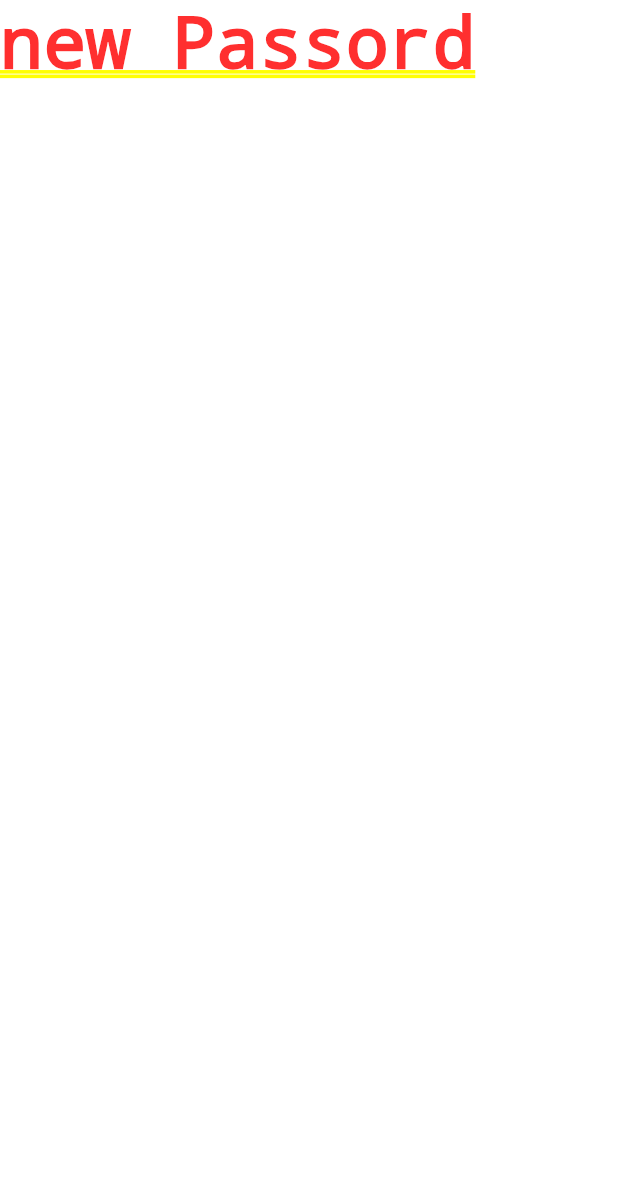
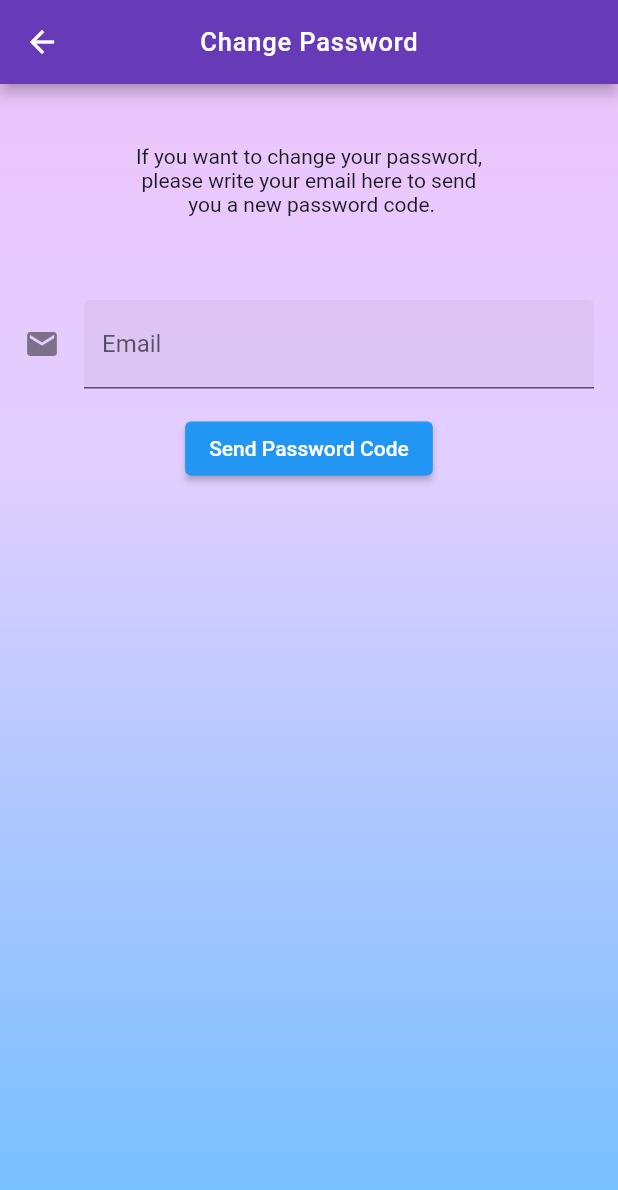
Before and after one commit to JuanJosePinero/Trabajo-PMDM-Grupo5, a Flutter app: the LoginPage screen opened directly, after a tap on "Forgot Password?", on a phone screen of 412 x 824 dp. Shown: the top 1190 px of the screen. Run offline on Flutter 3.47's test engine with Material 2 defaults, Android fonts, the phone set to English and light mode, and no system bars; our stand-ins replace email_validator; missing offline and left inert: font_awesome_icon_class.

Commit message:
Updated class ForgetPassword && created ThemeColor

```diff
--- a/lib/screens/access/forget_password.dart
+++ b/lib/screens/access/forget_password.dart
@@ -1,10 +1,83 @@
+import 'package:email_validator/email_validator.dart';
 import 'package:flutter/material.dart';
+import 'package:mindcare_app/screens/admin/customAppBar.dart';
+import 'package:mindcare_app/themes/themeColors.dart';
 
 class ForgetPassword extends StatelessWidget {
-  const ForgetPassword({super.key});
+  const ForgetPassword({Key? key}) : super(key: key);
 
   @override
   Widget build(BuildContext context) {
-    return Text("new Passord");
+    const sizedBoxSpace = SizedBox(height: 24);
+    return Scaffold(
+      appBar: CustomAppBar().changePasswordAppBar(context),
+      body: Container(
+        decoration: BoxDecoration(
+          gradient: ThemeColors.getGradient(),
+        ),
+        child: Column(
+          mainAxisAlignment: MainAxisAlignment.start,
+          children: [
+            sizedBoxSpace,
+            const Padding(
+              padding: EdgeInsets.all(16.0),
+              child: Align(
+                alignment: Alignment.center,
+                child: Text(
+                  'If you want to change your password,\nplease write your email here to send \n you a new password code.',
+                  textAlign: TextAlign.center,
+                ),
+              ),
+            ),
+            sizedBoxSpace,
+            Padding(
+              padding: const EdgeInsets.all(16.0),
+              child: TextFormField(
+                decoration: const InputDecoration(
+                  filled: true,
+                  icon: Icon(Icons.email),
+                  hintText: 'example@gmail.com',
+                  labelText: 'Email',
+                ),
+                keyboardType: TextInputType.emailAddress,
+                validator: _validateMail,
+              ),
+            ),
+            ElevatedButton(
+              onPressed: () {
+                // Agregar lógica para enviar el código aquí
+
+                // Muestra el Snackbar
+                ScaffoldMessenger.of(context).showSnackBar(
+                  const SnackBar(
+                    content: Row(
+                      children: [
+                        Icon(Icons.check,
+                            color:
+                                Colors.green),
+                        SizedBox(width: 8),
+                        Text(
+                            'Code sent correctly to email'),
+                      ],
+                    ),
+                  ),
+                );
+              },
+              child: const Text('Send Password Code'),
+            ),
+          ],
+        ),
+      ),
+    );
+  }
+
+  String? _validateMail(String? value) {
+    if (value == null || value.isEmpty) {
+      return 'It can not be empty';
+    }
+    if (!EmailValidator.validate(value)) {
+      return 'Invalid email';
+    }
+    return null;
   }
 }
--- a/lib/screens/access/login.dart
+++ b/lib/screens/access/login.dart
@@ -5,6 +5,7 @@ import 'package:font_awesome_icon_class/font_awesome_icon_class.dart';
 import 'package:mindcare_app/screens/access/forget_password.dart';
 import 'package:mindcare_app/screens/admin/admin_screen.dart';
 import 'package:mindcare_app/screens/main/main_screen.dart';
+import 'package:mindcare_app/themes/themeColors.dart';
 
 class LoginPage extends StatefulWidget {
   const LoginPage({Key? key}) : super(key: key);
@@ -23,17 +24,8 @@ class _LoginPageState extends State<LoginPage> {
     return Scaffold(
       body: SafeArea(
         child: Container(
-          decoration: const BoxDecoration(
-            gradient: LinearGradient(
-              begin: Alignment.topCenter,
-              end: Alignment.bottomCenter,
-              colors: [
-                Color.fromARGB(255, 236, 197, 252),
-                Color.fromARGB(255, 225, 207, 255),
-                Color.fromARGB(255, 169, 198, 255),
-                Color.fromARGB(255, 114, 191, 255),
-              ],
-            ),
+          decoration: BoxDecoration(
+            gradient: ThemeColors.getGradient()
           ),
           height: height,
           child: Stack(
--- a/lib/screens/admin/customAppBar.dart
+++ b/lib/screens/admin/customAppBar.dart
@@ -1,7 +1,7 @@
 import 'package:flutter/material.dart';
 
 class CustomAppBar {
-  AppBar buildAppBar() {
+  AppBar adminAppBar() {
     return AppBar(
       backgroundColor: Colors.deepPurple,
       centerTitle: true,
@@ -30,21 +30,21 @@ class CustomAppBar {
                 value: 'notifications',
                 child: ListTile(
                   leading: Icon(Icons.notifications),
-                  title: Text('Notificaciones'),
+                  title: Text('Notidications'),
                 ),
               ),
               const PopupMenuItem<String>(
                 value: 'edit_profile',
                 child: ListTile(
                   leading: Icon(Icons.edit),
-                  title: Text('Editar Perfil'),
+                  title: Text('Edit Porfile'),
                 ),
               ),
               const PopupMenuItem<String>(
                 value: 'logout',
                 child: ListTile(
                   leading: Icon(Icons.exit_to_app),
-                  title: Text('Cerrar Sesión'),
+                  title: Text('Logout'),
                 ),
               ),
             ];
@@ -101,4 +101,24 @@ class CustomAppBar {
       ),
     );
   }
+
+  AppBar changePasswordAppBar(BuildContext context) {
+  return AppBar(
+    backgroundColor: Colors.deepPurple,
+    centerTitle: true,
+    leading: IconButton(
+      icon: const Icon(Icons.arrow_back),
+      onPressed: () {
+        Navigator.pop(context);
+      },
+    ),
+    title: const Text(
+      'Change Password',
+      style: TextStyle(fontSize: 17, color: Colors.white, letterSpacing: 0.53),
+    ),
+    shape: const RoundedRectangleBorder(
+      borderRadius: BorderRadius.vertical(),
+    ),
+  );
 }
+}
--- /dev/null
+++ b/lib/themes/themeColors.dart
@@ -0,0 +1,17 @@
+import 'package:flutter/material.dart';
+
+class ThemeColors {
+  static LinearGradient getGradient() {
+    return const LinearGradient(
+      begin: Alignment.topCenter,
+      end: Alignment.bottomCenter,
+      colors: [
+        Color.fromARGB(255, 236, 197, 252),
+        Color.fromARGB(255, 225, 207, 255),
+        Color.fromARGB(255, 169, 198, 255),
+        Color.fromARGB(255, 114, 191, 255),
+      ],
+    );
+  }
+
+}
```
Also changed, not shown: lib/screens/access/signup.dart (+3 -11 lines), lib/screens/access/welcome.dart (+2 -10 lines), lib/screens/admin/admin_screen.dart (+10 -17 lines).
